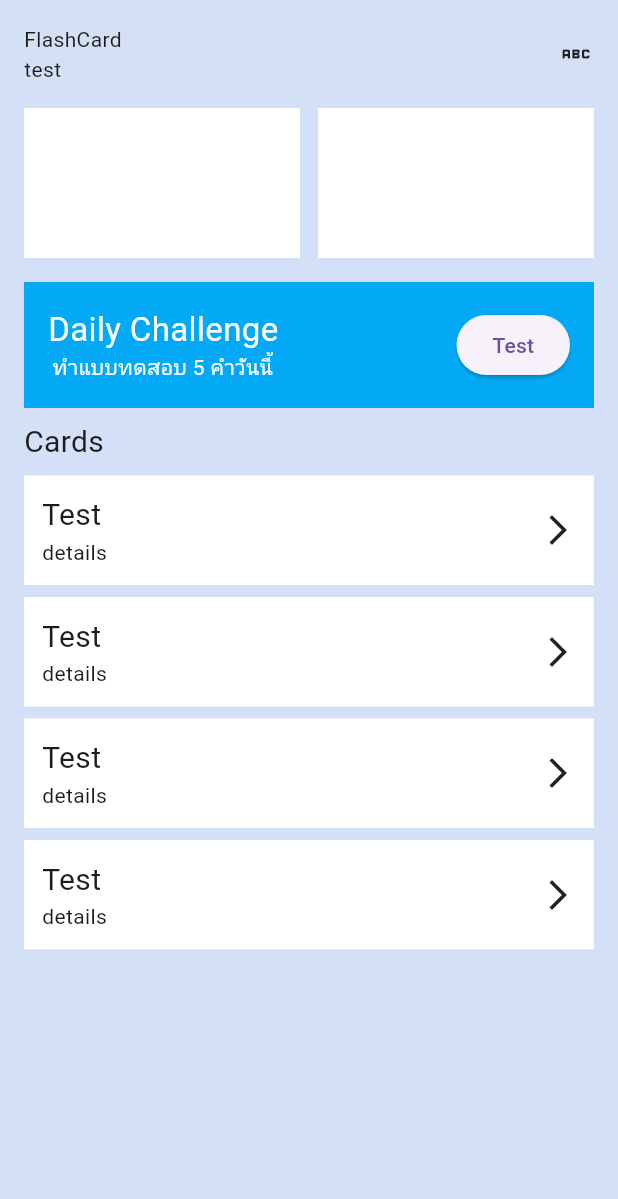
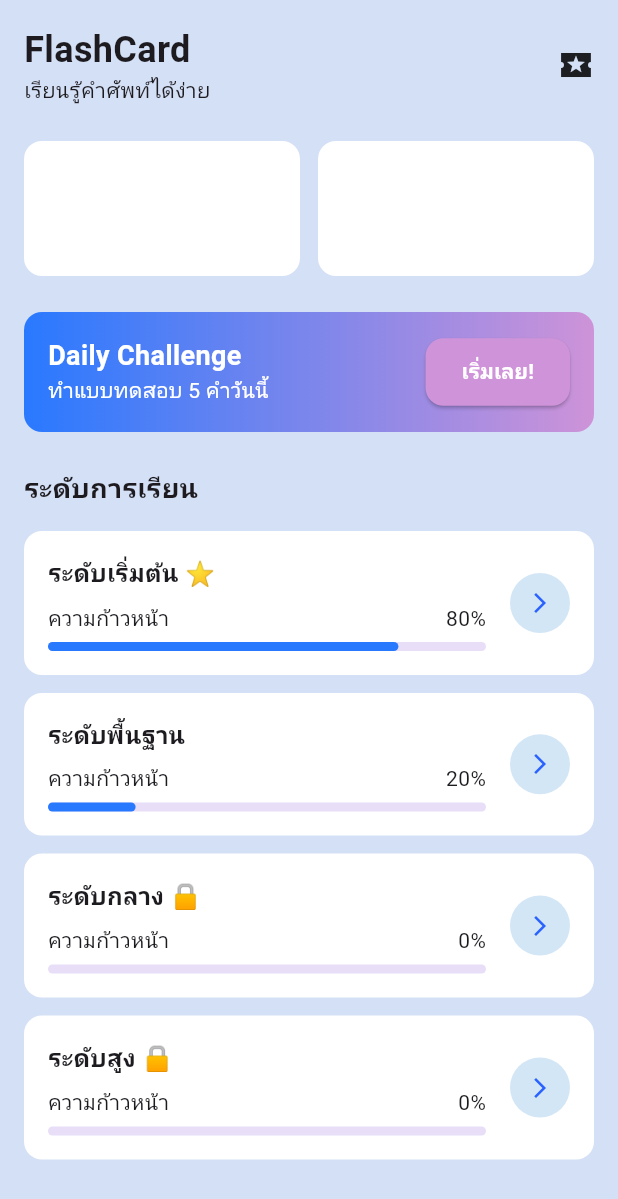
Before and after one commit to apirukCS/flash_card, a Flutter app: the HomePage screen opened directly, on a phone screen of 412 x 824 dp. Shown: the top 1199 px of the screen. Run offline on Flutter 3.47's test engine with Material 3 defaults, Android fonts, the phone set to English and light mode, and no system bars; our stand-ins replace dio, equatable, firebase_core, firebase_messaging, flutter_bloc, flutter_local_notifications and 1 more; accounts and stored records are empty.

Commit message:
update ui

```diff
--- a/lib/core/constants/app_variables.dart
+++ b/lib/core/constants/app_variables.dart
@@ -1,6 +1,6 @@
-const double smallTextSize = 12;
+const double smallTextSize = 14;
 const double normalTextSize = 16;
-const double largeTextSize = 20;
+const double largeTextSize = 18;
 
 const double smallSpace = 4;
 const double normalSpace = 8;
--- /dev/null
+++ b/lib/core/enums/level_vocab_enum.dart
@@ -0,0 +1,19 @@
+enum LevelVocabEnum { beginner, basic, medium, expert }
+
+extension ParseToString on LevelVocabEnum {
+  int name() {
+    String type = toString().split('.').last;
+    switch (type) {
+      case "beginner":
+        return 1;
+      case "basic":
+        return 2;
+      case "medium":
+        return 3;
+      case "expert":
+        return 4;
+      default:
+        return LevelVocabEnum.beginner.name();
+    }
+  }
+}
--- a/lib/main.dart
+++ b/lib/main.dart
@@ -9,7 +9,7 @@ import 'package:flash_card/core/functions/notification_fn.dart';
 import 'package:flash_card/core/utils/app_dependency_injector.dart';
 import 'package:flash_card/data/datasources/local/vocalbulary_dao.dart';
 import 'package:flash_card/data/models/vocabulary_model.dart';
-import 'package:flash_card/presentation/pages/space_x/space_x_main_menu.dart';
+import 'package:flash_card/presentation/pages/home/home_page.dart';
 import 'package:flash_card/presentation/resources/app_colors.dart';
 import 'package:flutter/material.dart';
 import 'package:flutter/services.dart';
@@ -36,7 +36,7 @@ class MyApp extends StatelessWidget {
         scaffoldBackgroundColor: AppColors.backgroundBodyColor,
         primaryColor: AppColors.primaryColor,
       ),
-      home: SpaceXMainMenu(),
+      home: HomePage(),
     );
   }
 }
--- a/lib/presentation/pages/flashcard/flashcard_page.dart
+++ b/lib/presentation/pages/flashcard/flashcard_page.dart
@@ -0,0 +1,13 @@
+import 'package:flash_card/core/enums/level_vocab_enum.dart';
+import 'package:flutter/material.dart';
+
+class FlashCardPage extends StatelessWidget {
+  const FlashCardPage({super.key, required this.level});
+
+  final LevelVocabEnum level;
+
+  @override
+  Widget build(BuildContext context) {
+    return const Placeholder();
+  }
+}
--- a/lib/presentation/pages/home/home_page.dart
+++ b/lib/presentation/pages/home/home_page.dart
@@ -1,6 +1,9 @@
+import 'package:flash_card/core/constants/app_variables.dart';
 import 'package:flash_card/presentation/pages/home/widgets/daily_challenge_card.dart';
 import 'package:flash_card/presentation/pages/home/widgets/level_card.dart';
 import 'package:flash_card/presentation/pages/home/widgets/status_card.dart';
+import 'package:flash_card/presentation/widgets/texts/app_large_text.dart';
+import 'package:flash_card/presentation/widgets/texts/app_text.dart';
 import 'package:flutter/material.dart';
 
 class HomePage extends StatefulWidget {
@@ -30,25 +33,53 @@ class _HomePageState extends State<HomePage> {
                 children: [
                   Column(
                     crossAxisAlignment: CrossAxisAlignment.start,
-                    children: [Text('FlashCard'), Text('test')],
+                    children: [
+                      Text(
+                        'FlashCard',
+                        style: TextStyle(
+                          fontSize: 24,
+                          fontWeight: FontWeight.bold,
+                        ),
+                      ),
+                      AppText(
+                        text: 'เรียนรู้คำศัพท์ได้ง่าย',
+                        fontWeight: FontWeight.w500,
+                      ),
+                    ],
                   ),
-                  Icon(Icons.abc),
+                  Icon(Icons.local_activity_sharp),
                 ],
               ),
-              const SizedBox(height: 16),
+              const SizedBox(height: largeSpace * 2 - normalSpace),
               StatusCard(),
-              const SizedBox(height: 16),
+              SizedBox(height: largeSpace * 2 - normalSpace),
               DailyChallengeCard(),
-              const SizedBox(height: 8),
-              Text('Cards', style: TextStyle(fontSize: 20)),
-              const SizedBox(height: 8),
-              LevelCard(),
-              const SizedBox(height: 8),
-              LevelCard(),
-              const SizedBox(height: 8),
-              LevelCard(),
-              const SizedBox(height: 8),
-              LevelCard(),
+              SizedBox(height: normalSpace * 3),
+              AppLargeText(text: 'ระดับการเรียน', isBold: true),
+              SizedBox(height: largeSpace),
+              LevelCard(
+                progress: 80,
+                title: "ระดับเริ่มต้น ⭐️",
+                detail: "ความก้าวหน้า",
+              ),
+              SizedBox(height: smallSpace * 3),
+              LevelCard(
+                progress: 20,
+                title: "ระดับพื้นฐาน",
+                detail: "ความก้าวหน้า",
+              ),
+              const SizedBox(height: smallSpace * 3),
+              LevelCard(
+                progress: 0,
+                title: "ระดับกลาง 🔒",
+                detail: "ความก้าวหน้า",
+              ),
+              const SizedBox(height: smallSpace * 3),
+              LevelCard(
+                progress: 0,
+                title: "ระดับสูง 🔒",
+                detail: "ความก้าวหน้า",
+              ),
             ],
           ),
         ),
--- a/lib/presentation/pages/home/widgets/daily_challenge_card.dart
+++ b/lib/presentation/pages/home/widgets/daily_challenge_card.dart
@@ -1,3 +1,5 @@
+import 'package:flash_card/presentation/widgets/texts/app_large_text.dart';
+import 'package:flash_card/presentation/widgets/texts/app_text.dart';
 import 'package:flutter/material.dart';
 
 class DailyChallengeCard extends StatelessWidget {
@@ -7,24 +9,44 @@ class DailyChallengeCard extends StatelessWidget {
   Widget build(BuildContext context) {
     return Container(
       padding: EdgeInsets.all(16),
-      color: Colors.lightBlue,
-      width: double.infinity,
+      decoration: BoxDecoration(
+        borderRadius: BorderRadius.all(Radius.circular(12)),
+        gradient: LinearGradient(
+          begin: Alignment.centerLeft,
+          end: Alignment.centerRight,
+          colors: [Theme.of(context).primaryColor, Colors.purple.shade200],
+        ),
+      ),
       child: Row(
         mainAxisAlignment: MainAxisAlignment.spaceBetween,
         children: [
           Column(
+            crossAxisAlignment: CrossAxisAlignment.start,
             children: [
-              Text(
-                "Daily Challenge",
-                style: TextStyle(fontSize: 22, color: Colors.white),
+              AppLargeText(
+                text: "Daily Challenge",
+                color: Colors.white,
+                isBold: true,
               ),
-              Text(
-                "ทำแบบทดสอบ 5 คำวันนี้",
-                style: TextStyle(color: Colors.white),
-              ),
+              AppText(text: "ทำแบบทดสอบ 5 คำวันนี้", color: Colors.white),
             ],
           ),
-          ElevatedButton(onPressed: () {}, child: Text("Test")),
+          // ElevatedButton(onPressed: () {}, child: Text("Test")),
+          ElevatedButton(
+            onPressed: () {},
+            style: ElevatedButton.styleFrom(
+              shape: RoundedRectangleBorder(
+                borderRadius: BorderRadius.circular(12),
+              ),
+              backgroundColor: Colors.purple.shade200,
+              padding: const EdgeInsets.symmetric(horizontal: 24, vertical: 12),
+            ),
+            child: AppText(
+              text: "เริ่มเลย!",
+              color: Colors.white,
+              isBold: true,
+            ),
+          ),
         ],
       ),
     );
--- a/lib/presentation/pages/home/widgets/level_card.dart
+++ b/lib/presentation/pages/home/widgets/level_card.dart
@@ -1,13 +1,28 @@
+import 'package:flash_card/core/constants/app_variables.dart';
+import 'package:flash_card/presentation/widgets/texts/app_small_text.dart';
+import 'package:flash_card/presentation/widgets/texts/app_text.dart';
 import 'package:flutter/material.dart';
 
 class LevelCard extends StatelessWidget {
-  const LevelCard({super.key});
+  const LevelCard({
+    super.key,
+    required this.progress,
+    required this.title,
+    required this.detail,
+  });
+
+  final String title;
+  final String detail;
+  final double progress;
 
   @override
   Widget build(BuildContext context) {
     return Container(
-      padding: EdgeInsets.all(12),
-      color: Colors.white,
+      padding: EdgeInsets.all(largeSpace),
+      decoration: BoxDecoration(
+        borderRadius: BorderRadius.all(Radius.circular(12)),
+        color: Colors.white,
+      ),
       child: Row(
         children: [
           Expanded(
@@ -15,13 +30,39 @@ class LevelCard extends StatelessWidget {
               child: Column(
                 crossAxisAlignment: CrossAxisAlignment.start,
                 children: [
-                  Text("Test", style: TextStyle(fontSize: 20)),
-                  Text("details"),
+                  AppText(text: title, isBold: true, fontSize: 16),
+                  SizedBox(height: normalSpace),
+                  Row(
+                    mainAxisAlignment: MainAxisAlignment.spaceBetween,
+                    children: [
+                      AppSmallText(text: detail),
+                      AppText(text: "${progress.toInt()}%"),
+                    ],
+                  ),
+                  SizedBox(height: smallSpace + (smallSpace / 2)),
+                  LinearProgressIndicator(
+                    value: progress / 100,
+                    color: Theme.of(context).primaryColor,
+                    minHeight: 6,
+                    borderRadius: BorderRadius.all(Radius.circular(12)),
+                  ),
                 ],
               ),
             ),
           ),
-          Icon(Icons.arrow_forward_ios_outlined),
+          SizedBox(width: largeSpace),
+          Container(
+            padding: EdgeInsets.all(smallSpace * 3),
+            decoration: BoxDecoration(
+              borderRadius: BorderRadius.all(Radius.circular(40)),
+              color: const Color.fromARGB(255, 211, 230, 246),
+            ),
+            child: Icon(
+              Icons.arrow_forward_ios_outlined,
+              size: 16,
+              color: Colors.blueAccent.shade700,
+            ),
+          ),
         ],
       ),
     );
--- a/lib/presentation/pages/home/widgets/status_card.dart
+++ b/lib/presentation/pages/home/widgets/status_card.dart
@@ -5,12 +5,18 @@ class StatusCard extends StatelessWidget {
 
   @override
   Widget build(BuildContext context) {
-    return Row(
-      children: [
-        Expanded(child: Container(height: 100, color: Colors.white)),
-        const SizedBox(width: 12),
-        Expanded(child: Container(height: 100, color: Colors.white)),
-      ],
+    return Row(children: [card(), const SizedBox(width: 12), card()]);
+  }
+
+  card() {
+    return Expanded(
+      child: Container(
+        height: 90,
+        decoration: BoxDecoration(
+          borderRadius: BorderRadius.all(Radius.circular(12)),
+          color: Colors.white,
+        ),
+      ),
     );
   }
 }
--- a/lib/presentation/resources/app_colors.dart
+++ b/lib/presentation/resources/app_colors.dart
@@ -1,6 +1,6 @@
 import 'package:flutter/material.dart';
 
 class AppColors {
-  static Color primaryColor = Colors.blueAccent;
+  static Color primaryColor = Colors.blueAccent.shade400;
   static Color backgroundBodyColor = Color.fromARGB(255, 212, 224, 245);
 }
--- a/lib/presentation/widgets/texts/app_large_text.dart
+++ b/lib/presentation/widgets/texts/app_large_text.dart
@@ -2,12 +2,21 @@ import 'package:flash_card/core/constants/app_variables.dart';
 import 'package:flutter/material.dart';
 
 class AppLargeText extends StatelessWidget {
-  const AppLargeText({super.key, required this.text});
+  const AppLargeText({super.key, required this.text, this.isBold, this.color});
 
   final String text;
+  final bool? isBold;
+  final Color? color;
 
   @override
   Widget build(BuildContext context) {
-    return Text(text, style: TextStyle(fontSize: largeTextSize));
+    return Text(
+      text,
+      style: TextStyle(
+        fontSize: largeTextSize,
+        fontWeight: isBold == true ? FontWeight.bold : null,
+        color: color,
+      ),
+    );
   }
 }
--- a/lib/presentation/widgets/texts/app_small_text.dart
+++ b/lib/presentation/widgets/texts/app_small_text.dart
@@ -1,10 +1,13 @@
+import 'package:flash_card/core/constants/app_variables.dart';
 import 'package:flutter/material.dart';
 
 class AppSmallText extends StatelessWidget {
-  const AppSmallText({super.key});
+  const AppSmallText({super.key, required this.text});
+
+  final String text;
 
   @override
   Widget build(BuildContext context) {
-    return Text('');
+    return Text(text, style: TextStyle(fontSize: smallTextSize));
   }
 }
--- a/lib/presentation/widgets/texts/app_text.dart
+++ b/lib/presentation/widgets/texts/app_text.dart
@@ -1,12 +1,30 @@
 import 'package:flutter/material.dart';
 
 class AppText extends StatelessWidget {
-  const AppText({super.key, required this.text});
+  const AppText({
+    super.key,
+    required this.text,
+    this.isBold,
+    this.color,
+    this.fontWeight,
+    this.fontSize,
+  });
 
   final String text;
+  final bool? isBold;
+  final Color? color;
+  final FontWeight? fontWeight;
+  final double? fontSize;
 
   @override
   Widget build(BuildContext context) {
-    return Text(text);
+    return Text(
+      text,
+      style: TextStyle(
+        fontWeight: fontWeight ?? (isBold == true ? FontWeight.bold : null),
+        color: color,
+        fontSize: fontSize,
+      ),
+    );
   }
 }
```
